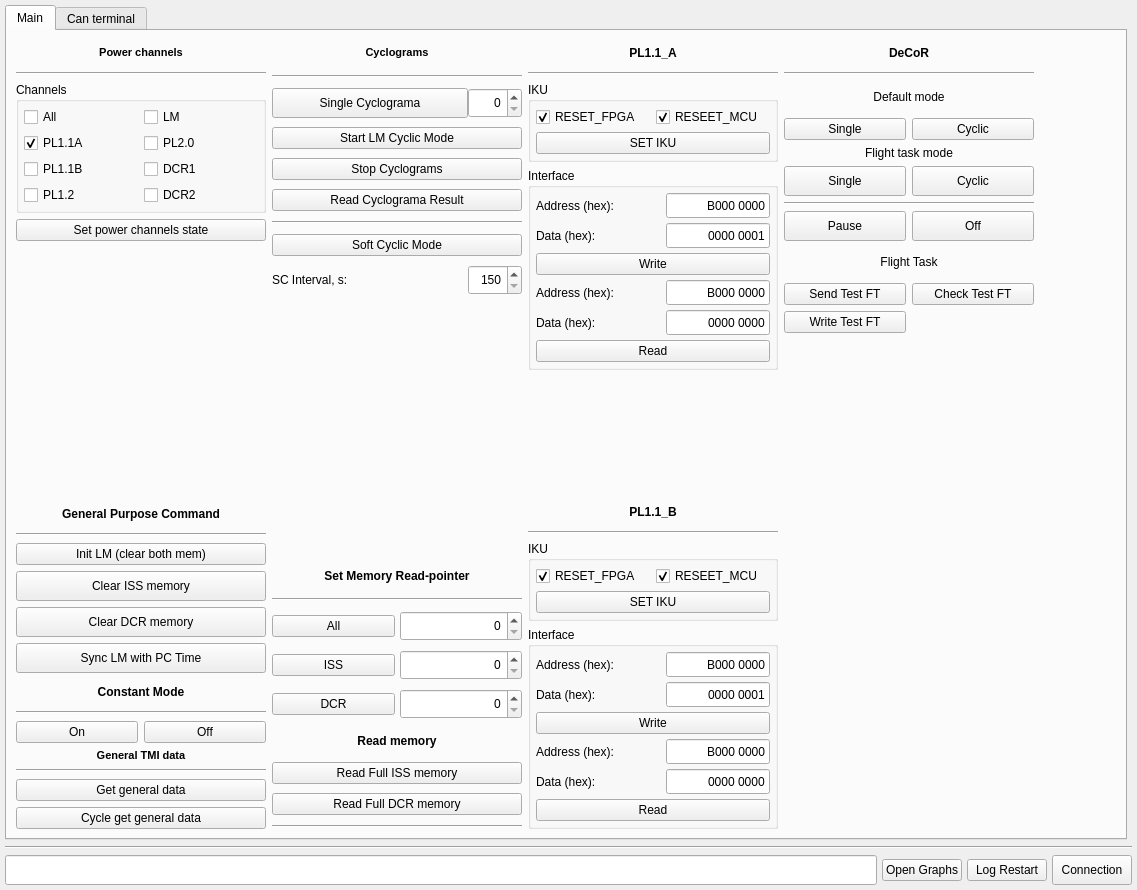
Old version of the form main_win.ui in the repository a-styuf/lm_debug_client.
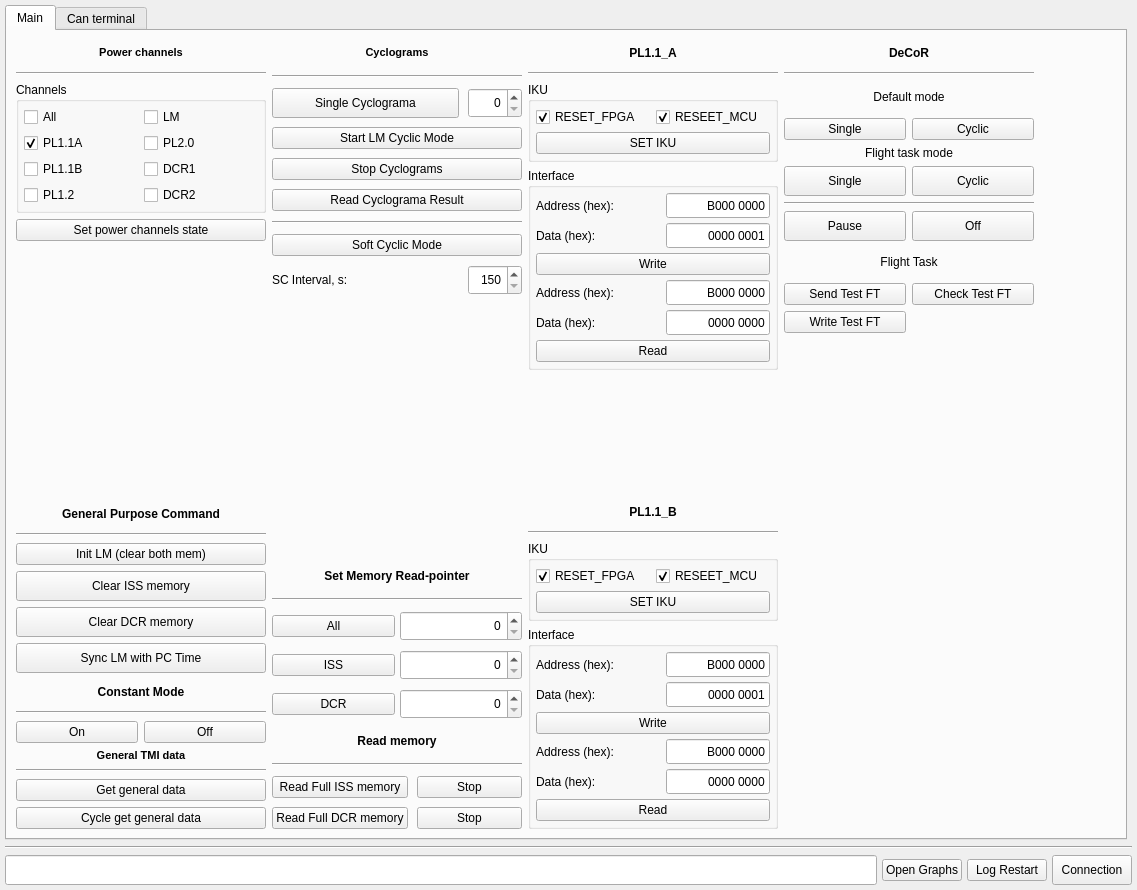
New version of the form.

```diff
--- a/main_win.ui
+++ b/main_win.ui
@@ -562,10 +562,7 @@
         </item>
         <item>
          <layout class="QGridLayout" name="gridLayout_5">
-          <property name="horizontalSpacing">
-           <number>0</number>
-          </property>
-          <property name="verticalSpacing">
+          <property name="spacing">
            <number>9</number>
           </property>
           <item row="3" column="0" colspan="2">
@@ -764,15 +761,8 @@
               </property>
              </widget>
             </item>
-            <item row="6" column="0" colspan="2">
-             <widget class="QPushButton" name="readFullISSMemPButton">
-              <property name="text">
-               <string>Read Full ISS memory</string>
-              </property>
-             </widget>
-            </item>
-            <item row="8" column="0" colspan="2">
-             <widget class="Line" name="line_13">
+            <item row="1" column="0" colspan="2">
+             <widget class="Line" name="line_12">
               <property name="minimumSize">
                <size>
                 <width>0</width>
@@ -806,8 +796,8 @@
               </property>
              </widget>
             </item>
-            <item row="1" column="0" colspan="2">
-             <widget class="Line" name="line_12">
+            <item row="6" column="0" colspan="2">
+             <widget class="Line" name="line_13">
               <property name="minimumSize">
                <size>
                 <width>0</width>
@@ -894,13 +884,38 @@
               </property>
              </widget>
             </item>
-            <item row="7" column="0" colspan="2">
+           </layout>
+          </item>
+          <item row="11" column="0" colspan="2">
+           <layout class="QGridLayout" name="gridLayout_7">
+            <item row="0" column="0">
+             <widget class="QPushButton" name="readFullISSMemPButton">
+              <property name="text">
+               <string>Read Full ISS memory</string>
+              </property>
+             </widget>
+            </item>
+            <item row="0" column="1">
+             <widget class="QPushButton" name="stopReadFullISSMemPButton">
+              <property name="text">
+               <string>Stop</string>
+              </property>
+             </widget>
+            </item>
+            <item row="1" column="0">
              <widget class="QPushButton" name="readFullDCRMemPButton">
               <property name="text">
                <string>Read Full DCR memory</string>
               </property>
              </widget>
             </item>
+            <item row="1" column="1">
+             <widget class="QPushButton" name="stopReadFullDCRMemPButton">
+              <property name="text">
+               <string>Stop</string>
+              </property>
+             </widget>
+            </item>
            </layout>
           </item>
          </layout>
```
Left out of the diff: 164 changed lines with no effect on the pictures.
